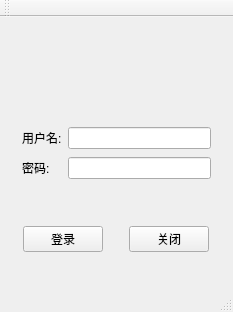
Qt form Src/08_Layout/MainWindow.ui (Fowindy/QtCode_VS) before a commit.
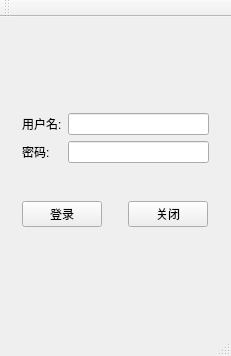
The same form after that commit. Icons and pictures are not drawn. Custom widgets are drawn as their Qt base class.

```diff
--- a/Src/08_Layout/MainWindow.ui
+++ b/Src/08_Layout/MainWindow.ui
@@ -6,8 +6,8 @@
    <rect>
     <x>0</x>
     <y>0</y>
-    <width>233</width>
-    <height>312</height>
+    <width>231</width>
+    <height>356</height>
    </rect>
   </property>
   <property name="windowTitle">
@@ -163,6 +163,9 @@
       </layout>
      </widget>
     </item>
+    <item row="3" column="0">
+     <widget class="SmallWidget" name="widget_4" native="true"/>
+    </item>
    </layout>
   </widget>
   <widget class="QMenuBar" name="menuBar">
@@ -186,6 +189,14 @@
   <widget class="QStatusBar" name="statusBar"/>
  </widget>
  <layoutdefault spacing="6" margin="11"/>
+ <customwidgets>
+  <customwidget>
+   <class>SmallWidget</class>
+   <extends>QWidget</extends>
+   <header location="global">smallwidget.h</header>
+   <container>1</container>
+  </customwidget>
+ </customwidgets>
  <resources>
   <include location="Resource.qrc"/>
  </resources>
```
Left out of the diff: 2 changed lines with no effect on the pictures.
